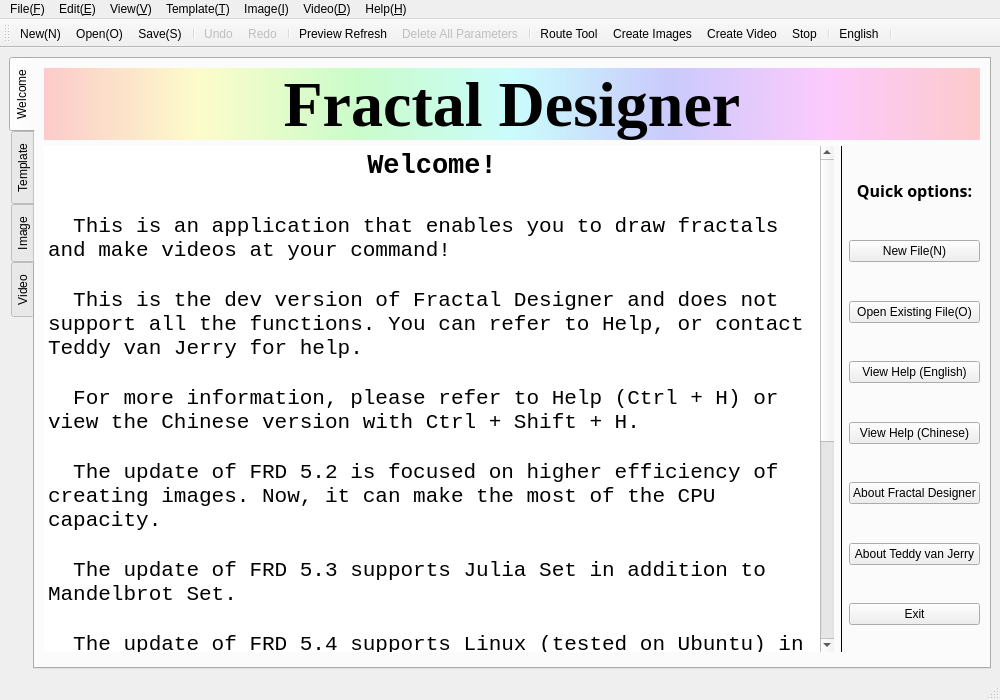
Before: the Qt Designer form mainwindow.ui in Teddy-van-Jerry/Fractal_Designer, drawn with Qt 5.
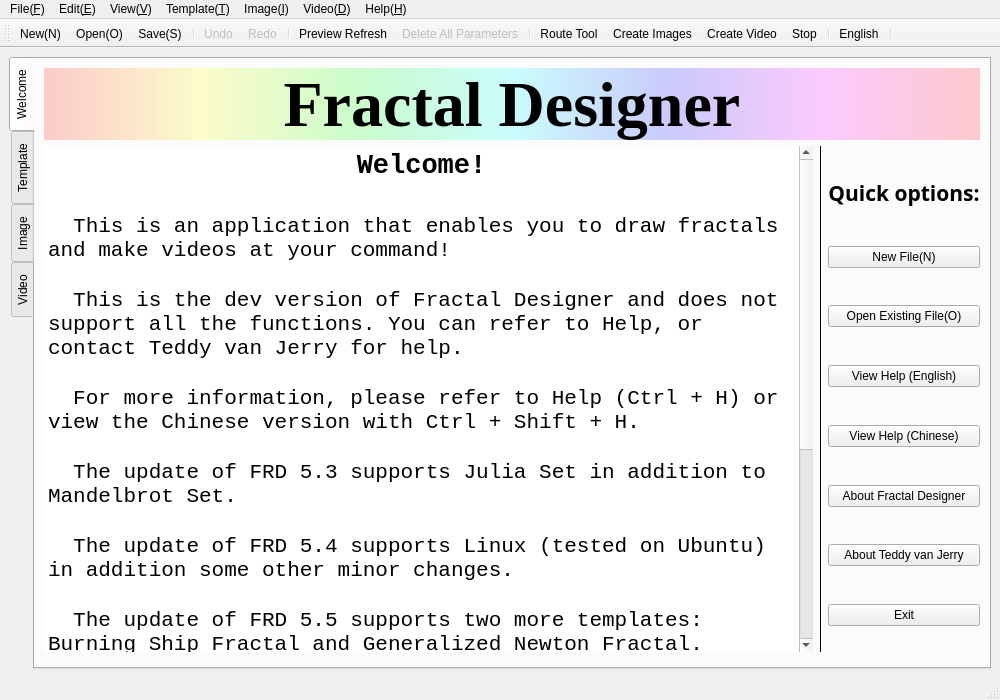
After: the same form once the commit is applied. The open tabs and pages were chosen to show the change. Icons and pictures are not drawn.

```diff
--- a/mainwindow.ui
+++ b/mainwindow.ui
@@ -108,13 +108,13 @@
 &lt;p style=&quot;-qt-paragraph-type:empty; margin-top:0px; margin-bottom:0px; margin-left:0px; margin-right:0px; -qt-block-indent:0; text-indent:0px; font-size:16pt;&quot;&gt;&lt;br /&gt;&lt;/p&gt;
 &lt;p style=&quot; margin-top:0px; margin-bottom:0px; margin-left:0px; margin-right:0px; -qt-block-indent:0; text-indent:0px;&quot;&gt;&lt;span style=&quot; font-size:16pt;&quot;&gt;  For more information, please refer to Help (Ctrl + H) or view the Chinese version with Ctrl + Shift + H.&lt;/span&gt;&lt;/p&gt;
 &lt;p style=&quot;-qt-paragraph-type:empty; margin-top:0px; margin-bottom:0px; margin-left:0px; margin-right:0px; -qt-block-indent:0; text-indent:0px; font-size:16pt;&quot;&gt;&lt;br /&gt;&lt;/p&gt;
-&lt;p style=&quot; margin-top:0px; margin-bottom:0px; margin-left:0px; margin-right:0px; -qt-block-indent:0; text-indent:0px;&quot;&gt;&lt;span style=&quot; font-size:16pt;&quot;&gt;  The update of FRD 5.2 is focused on higher efficiency of creating images. Now, it can make the most of the CPU capacity.&lt;/span&gt;&lt;/p&gt;
-&lt;p style=&quot;-qt-paragraph-type:empty; margin-top:0px; margin-bottom:0px; margin-left:0px; margin-right:0px; -qt-block-indent:0; text-indent:0px; font-size:16pt;&quot;&gt;&lt;br /&gt;&lt;/p&gt;
 &lt;p style=&quot; margin-top:0px; margin-bottom:0px; margin-left:0px; margin-right:0px; -qt-block-indent:0; text-indent:0px;&quot;&gt;&lt;span style=&quot; font-size:16pt;&quot;&gt;  The update of FRD 5.3 supports Julia Set in addition to Mandelbrot Set.&lt;/span&gt;&lt;/p&gt;
 &lt;p style=&quot;-qt-paragraph-type:empty; margin-top:0px; margin-bottom:0px; margin-left:0px; margin-right:0px; -qt-block-indent:0; text-indent:0px; font-size:16pt;&quot;&gt;&lt;br /&gt;&lt;/p&gt;
 &lt;p style=&quot; margin-top:0px; margin-bottom:0px; margin-left:0px; margin-right:0px; -qt-block-indent:0; text-indent:0px;&quot;&gt;&lt;span style=&quot; font-size:16pt;&quot;&gt;  The update of FRD 5.4 supports Linux (tested on Ubuntu) in addition some other minor changes.&lt;/span&gt;&lt;/p&gt;
 &lt;p style=&quot;-qt-paragraph-type:empty; margin-top:0px; margin-bottom:0px; margin-left:0px; margin-right:0px; -qt-block-indent:0; text-indent:0px; font-size:16pt;&quot;&gt;&lt;br /&gt;&lt;/p&gt;
-&lt;p style=&quot; margin-top:0px; margin-bottom:0px; margin-left:0px; margin-right:0px; -qt-block-indent:0; text-indent:0px;&quot;&gt;&lt;span style=&quot; font-size:16pt;&quot;&gt;  Version: 5.4.3 (2021/04/07)&lt;/span&gt;&lt;/p&gt;
+&lt;p style=&quot; margin-top:0px; margin-bottom:0px; margin-left:0px; margin-right:0px; -qt-block-indent:0; text-indent:0px;&quot;&gt;&lt;span style=&quot; font-size:16pt;&quot;&gt;  The update of FRD 5.5 supports two more templates: Burning Ship Fractal and Generalized Newton Fractal.&lt;/span&gt;&lt;/p&gt;
+&lt;p style=&quot;-qt-paragraph-type:empty; margin-top:0px; margin-bottom:0px; margin-left:0px; margin-right:0px; -qt-block-indent:0; text-indent:0px; font-size:16pt;&quot;&gt;&lt;br /&gt;&lt;/p&gt;
+&lt;p style=&quot; margin-top:0px; margin-bottom:0px; margin-left:0px; margin-right:0px; -qt-block-indent:0; text-indent:0px;&quot;&gt;&lt;span style=&quot; font-size:16pt;&quot;&gt;  Version: 5.5.3 (2021/04/13)&lt;/span&gt;&lt;/p&gt;
 &lt;p style=&quot;-qt-paragraph-type:empty; margin-top:0px; margin-bottom:0px; margin-left:0px; margin-right:0px; -qt-block-indent:0; text-indent:0px; font-size:16pt;&quot;&gt;&lt;br /&gt;&lt;/p&gt;
 &lt;p style=&quot; margin-top:0px; margin-bottom:0px; margin-left:0px; margin-right:0px; -qt-block-indent:0; text-indent:0px;&quot;&gt;&lt;span style=&quot; font-size:16pt;&quot;&gt;  &lt;/span&gt;&lt;span style=&quot; font-size:16pt; color:#555500;&quot;&gt;Designer: &lt;/span&gt;&lt;span style=&quot; font-size:16pt; color:#aa00ff;&quot;&gt;Teddy van Jerry&lt;/span&gt;&lt;/p&gt;
 &lt;p style=&quot; margin-top:0px; margin-bottom:0px; margin-left:0px; margin-right:0px; -qt-block-indent:0; text-indent:0px;&quot;&gt;&lt;span style=&quot; font-size:16pt; color:#aa00ff;&quot;&gt;  &lt;/span&gt;&lt;span style=&quot; font-size:16pt; color:#000000;&quot;&gt;* GitHub        : &lt;/span&gt;&lt;a href=&quot;https://github.com/Teddy-van-Jerry&quot;&gt;&lt;span style=&quot; font-size:16pt; text-decoration: underline; color:#0000ff;&quot;&gt;Teddy-van-Jerry&lt;/span&gt;&lt;/a&gt;&lt;/p&gt;
@@ -156,7 +156,7 @@
             <property name="font">
              <font>
               <family>Sitka Heading</family>
-              <pointsize>12</pointsize>
+              <pointsize>16</pointsize>
               <weight>75</weight>
               <bold>true</bold>
              </font>
@@ -184,6 +184,9 @@
           </item>
           <item>
            <widget class="QPushButton" name="MainWindow_Newfile">
+            <property name="styleSheet">
+             <string notr="true"/>
+            </property>
             <property name="text">
              <string>New File(N)</string>
             </property>
```
Left out of the diff: 63 changed lines with no effect on the pictures.
